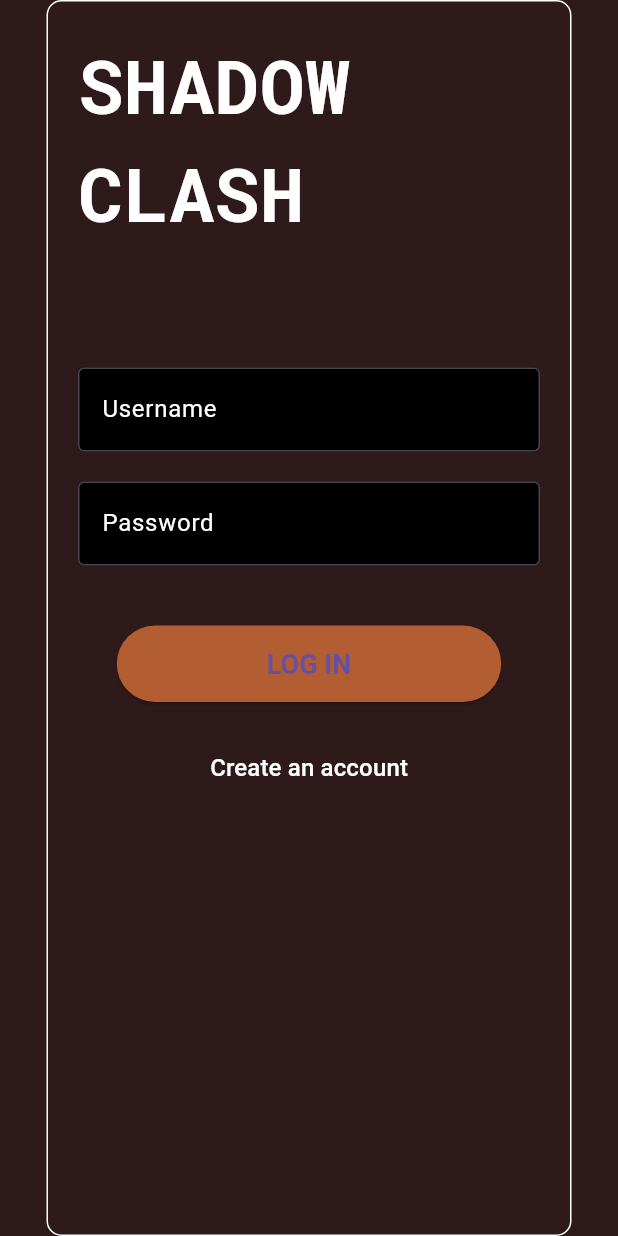
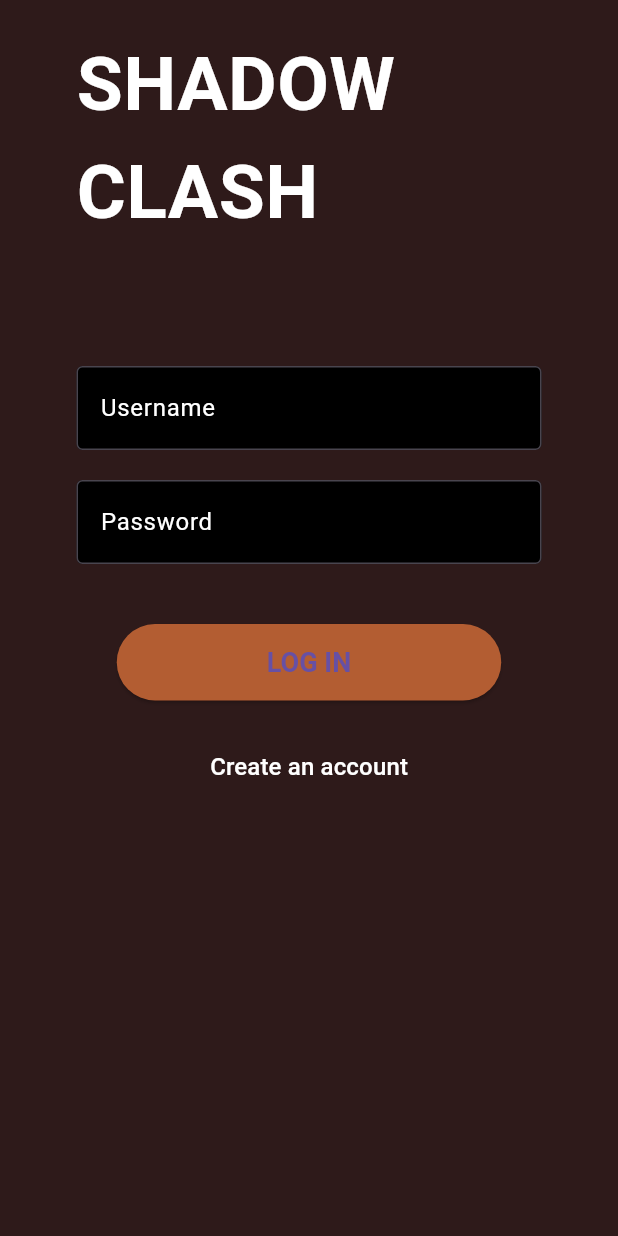
Before and after one commit to GinKun-project/Niraj-mobile-app, a Flutter app: the screen it shows after launch, on a phone screen of 412 x 824 dp. Run offline on Flutter 3.47's test engine with Material 3 defaults, Android fonts, the phone set to English and light mode, and no system bars; missing offline and left inert: flame.

Commit message:
new commit

```diff
--- a/lib/ui/character_select_screen.dart
+++ b/lib/ui/character_select_screen.dart
@@ -4,6 +4,7 @@ import 'package:shadow_clash/ui/battle_screen.dart'; // adjust path if needed
 class CharacterSelectScreen extends StatelessWidget {
   final List<String> characters = ['Warrior', 'Mage', 'Assassin', 'Tank'];
 
+  // Removed `const` here as it contains dynamic content
   @override
   Widget build(BuildContext context) {
     return Scaffold(
--- a/lib/ui/login_screen.dart
+++ b/lib/ui/login_screen.dart
@@ -1,5 +1,3 @@
-import 'package:flame/flame.dart';
-import 'package:flame/game.dart';
 import 'package:flutter/material.dart';
 import 'package:shadow_clash/ui/sign_up_screen.dart';
 
@@ -17,10 +15,10 @@ class LoginScreen extends StatelessWidget {
         child: Container(
           width: 350,
           padding: const EdgeInsets.all(20),
-          decoration: BoxDecoration(
-            border: Border.all(color: Colors.white),
-            borderRadius: BorderRadius.circular(10),
-          ),
+          // decoration: BoxDecoration(
+          //   border: Border.all(color: Colors.white),
+          //   borderRadius: BorderRadius.circular(10),
+          // ),
           child: Column(
             mainAxisAlignment: MainAxisAlignment.start,
             children: [
```
Also changed, not shown: lib/ui/battle_screen.dart (+14 -5 lines), pubspec.yaml (+7 -7 lines), 1 other file.
